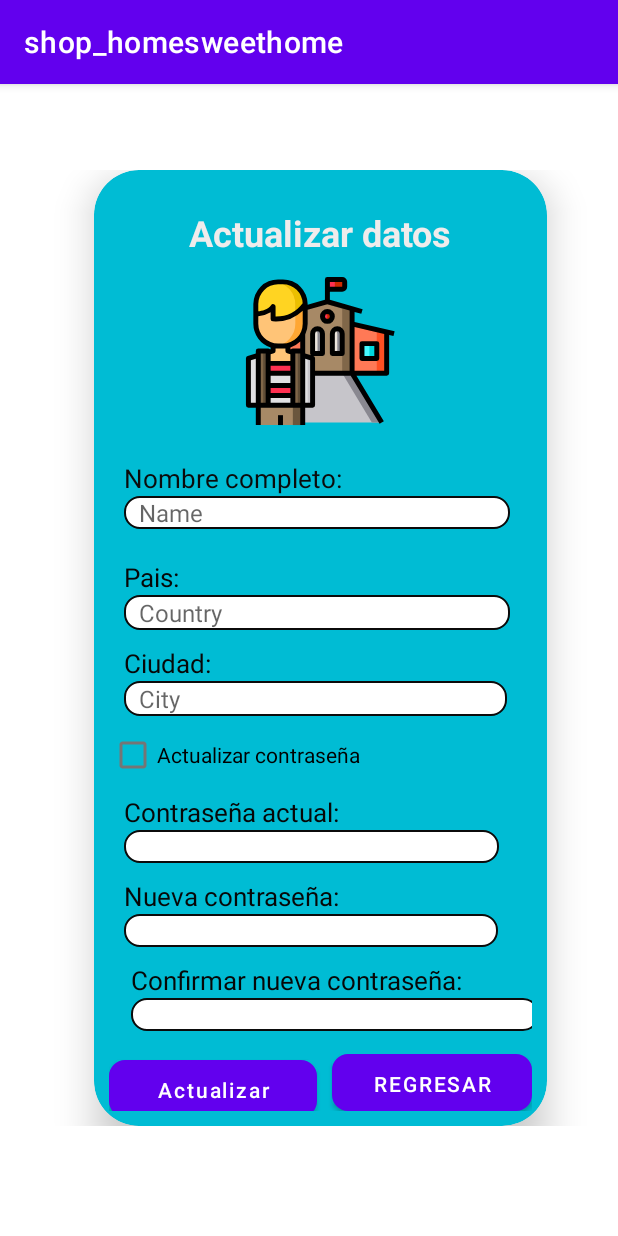
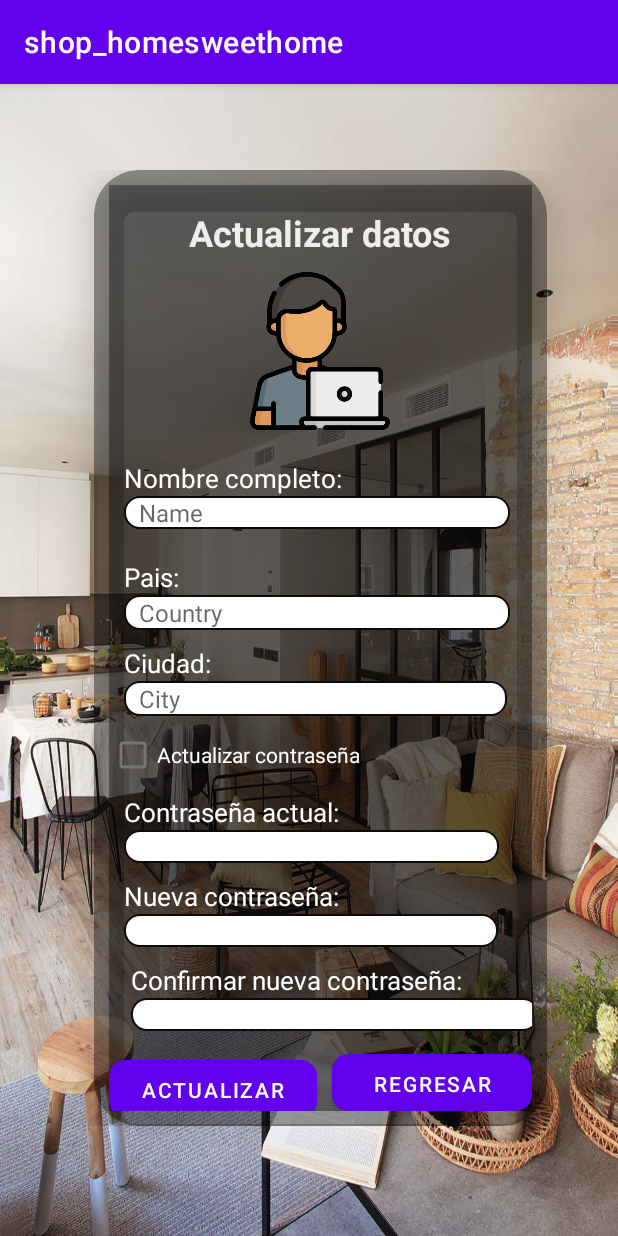
Before and after one commit to Henry781029/shop_homesweethome, an Android app: the actualizarUsuario screen opened directly, with no data from a screen before it, on a phone screen of 412 x 824 dp. Run offline under Robolectric (Android 15) with nearby library versions, the phone set to English and light mode, and no system bars; our stand-ins replace Firebase (no records; nobody signed in at launch, a user with empty details on screens opened directly).

Commit message:
se ajustan vistas

```diff
--- a/app/src/main/java/com/project_moviles2/shop_homesweethome/registro_User.java
+++ b/app/src/main/java/com/project_moviles2/shop_homesweethome/registro_User.java
@@ -164,10 +164,10 @@ public class registro_User extends AppCompatActivity {
 
 
                             if (jrbAnfitrion.isChecked()) {
-                                user.put("Rol", "Anfitrion");
+                                user.put("Rol", "Vendedor");
 
                             } else if (jrbInvitado.isChecked()) {
-                                user.put("Rol", "Invitado");
+                                user.put("Rol", "Usuario");
 
                             }
 
--- a/app/src/main/res/layout/activity_actualizar_usuario.xml
+++ b/app/src/main/res/layout/activity_actualizar_usuario.xml
@@ -4,6 +4,7 @@
     xmlns:tools="http://schemas.android.com/tools"
     android:layout_width="match_parent"
     android:layout_height="match_parent"
+    android:background="@drawable/decaracion2"
     tools:context=".actualizarUsuario">
 
     <ScrollView
@@ -29,8 +30,8 @@
                 <androidx.cardview.widget.CardView
                     android:layout_width="302dp"
                     android:layout_height="wrap_content"
-                    android:background="@color/light"
-                    android:backgroundTint="@color/Propio"
+                    android:background="@color/material_on_background_disabled"
+                    android:backgroundTint="@color/material_on_background_disabled"
                     app:cardCornerRadius="30dp"
                     app:cardElevation="15dp"
                     app:contentPadding="10dp">
@@ -38,7 +39,7 @@
                     <LinearLayout
                         android:layout_width="match_parent"
                         android:layout_height="match_parent"
-                        android:background="@color/Propio"
+                        android:background="@color/material_on_background_disabled"
                         android:gravity="center"
                         android:orientation="vertical">
 
@@ -60,7 +61,7 @@
                             android:layout_gravity="center"
                             android:layout_marginTop="10dp"
                             android:layout_marginBottom="20dp"
-                            app:srcCompat="@drawable/ic_visitor_home" />
+                            app:srcCompat="@drawable/programador" />
 
                         <LinearLayout
                             android:layout_width="match_parent"
@@ -75,7 +76,7 @@
                                 android:layout_marginLeft="10dp"
                                 android:layout_weight="1"
                                 android:text="Nombre completo:"
-                                android:textColor="#0B0B0B"
+                                android:textColor="@color/white"
                                 android:textSize="17sp" />
 
                             <EditText
@@ -89,7 +90,8 @@
                                 android:hint="Name"
                                 android:inputType="textPersonName"
                                 android:paddingLeft="10dp"
-                                android:textSize="16sp" />
+                                android:textSize="16sp"
+                                tools:ignore="TouchTargetSizeCheck" />
                         </LinearLayout>
 
                         <LinearLayout
@@ -111,7 +113,7 @@
                                 android:layout_marginLeft="10dp"
                                 android:layout_weight="1"
                                 android:text="Pais:"
-                                android:textColor="#070707"
+                                android:textColor="@color/white"
                                 android:textSize="17sp" />
 
                             <EditText
@@ -125,7 +127,8 @@
                                 android:hint="Country"
                                 android:inputType="textPersonName"
                                 android:paddingLeft="10dp"
-                                android:textSize="16sp" />
+                                android:textSize="16sp"
+                                tools:ignore="TouchTargetSizeCheck" />
                         </LinearLayout>
 
                         <LinearLayout
@@ -142,7 +145,7 @@
                                 android:layout_weight="1"
                                 android:gravity="left"
                                 android:text="Ciudad:"
-                                android:textColor="#070707"
+                                android:textColor="@color/white"
                                 android:textSize="17sp" />
 
                             <EditText
@@ -156,7 +159,8 @@
                                 android:hint="City"
                                 android:inputType="textPersonName"
                                 android:paddingLeft="10dp"
-                                android:textSize="16sp" />
+                                android:textSize="16sp"
+                                tools:ignore="TouchTargetSizeCheck" />
                         </LinearLayout>
 
                         <LinearLayout
@@ -172,7 +176,9 @@
                                 android:layout_weight="1"
                                 android:backgroundTint="#121212"
                                 android:onClick="habilitarCambioPasword"
-                                android:text="Actualizar contraseña" />
+                                android:text="Actualizar contraseña"
+                                android:textColor="@color/white"
+                                tools:ignore="TouchTargetSizeCheck" />
 
                         </LinearLayout>
 
@@ -189,7 +195,7 @@
                                 android:layout_marginLeft="10dp"
                                 android:layout_weight="1"
                                 android:text="Contraseña actual:"
-                                android:textColor="#070707"
+                                android:textColor="@color/white"
                                 android:textSize="17sp" />
 
                             <EditText
@@ -203,7 +209,8 @@
                                 android:enabled="false"
                                 android:inputType="textPassword"
                                 android:paddingLeft="10dp"
-                                android:textSize="16sp" />
+                                android:textSize="16sp"
+                                tools:ignore="SpeakableTextPresentCheck,TouchTargetSizeCheck" />
                         </LinearLayout>
 
                         <LinearLayout
@@ -219,7 +226,7 @@
                                 android:layout_marginLeft="10dp"
                                 android:layout_weight="1"
                                 android:text="Nueva contraseña:"
-                                android:textColor="#070707"
+                                android:textColor="@color/white"
                                 android:textSize="17sp" />
 
                             <EditText
@@ -233,7 +240,8 @@
                                 android:enabled="false"
                                 android:inputType="textPassword"
                                 android:paddingLeft="10dp"
-                                android:textSize="16sp" />
+                                android:textSize="16sp"
+                                tools:ignore="TouchTargetSizeCheck,SpeakableTextPresentCheck" />
                         </LinearLayout>
 
                         <LinearLayout
@@ -250,7 +258,7 @@
                                 android:layout_marginLeft="10dp"
                                 android:layout_weight="1"
                                 android:text="Confirmar nueva contraseña:"
-                                android:textColor="#070707"
+                                android:textColor="@color/white"
                                 android:textSize="17sp" />
 
                             <EditText
@@ -264,7 +272,8 @@
                                 android:enabled="false"
                                 android:inputType="textPassword"
                                 android:paddingLeft="10dp"
-                                android:textSize="16sp" />
+                                android:textSize="16sp"
+                                tools:ignore="SpeakableTextPresentCheck,TouchTargetSizeCheck" />
 
                         </LinearLayout>
 
@@ -283,8 +292,9 @@
                                 android:background="@drawable/bordes_botones"
                                 android:gravity="center"
                                 android:onClick="actualizarAfitrion"
-                                android:text="Actualizar"
-                                android:textAllCaps="false" />
+                                android:text="ACTUALIZAR"
+                                android:textAllCaps="false"
+                                tools:ignore="TouchTargetSizeCheck" />
 
                             <Button
                                 android:id="@+id/button"
@@ -292,7 +302,8 @@
                                 android:layout_height="match_parent"
                                 android:layout_weight="1"
                                 android:background="@drawable/bordes_botones"
-                                android:text="Regresar" />
+                                android:text="Regresar"
+                                tools:ignore="TouchTargetSizeCheck" />
                         </LinearLayout>
 
                     </LinearLayout>
--- a/app/src/main/res/layout/activity_registro_user.xml
+++ b/app/src/main/res/layout/activity_registro_user.xml
@@ -212,7 +212,7 @@
                                 android:id="@+id/rbInvitado"
                                 android:layout_width="107dp"
                                 android:layout_height="20dp"
-                                android:text="Invitado"
+                                android:text="Usuario"
                                 tools:ignore="TouchTargetSizeCheck" />
 
                             <RadioButton
@@ -221,7 +221,7 @@
                                 android:layout_height="match_parent"
                                 android:layout_marginBottom="5dp"
                                 android:checked="true"
-                                android:text="Anfitrión"
+                                android:text="Vendedor"
                                 tools:ignore="TouchTargetSizeCheck" />
 
                         </RadioGroup>
```
Also changed, not shown: app/src/main/res/layout/activity_actualizar_vendedor.xml (+22 -16 lines), app/src/main/res/drawable/decoracion3.png (added), app/src/main/res/drawable/programador.png (added).
